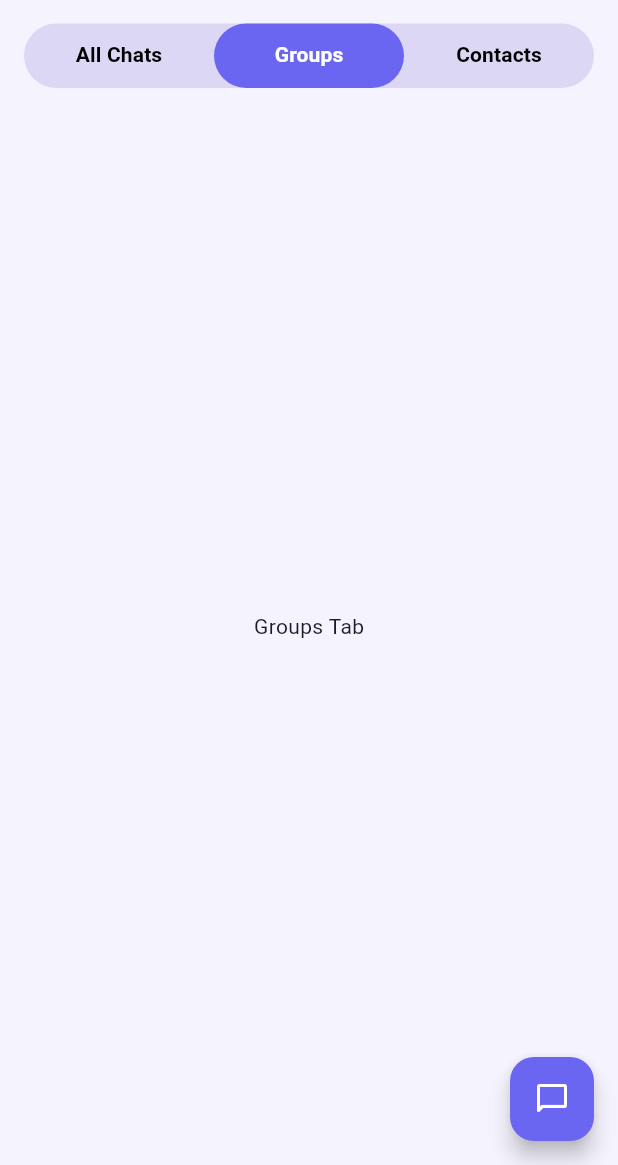
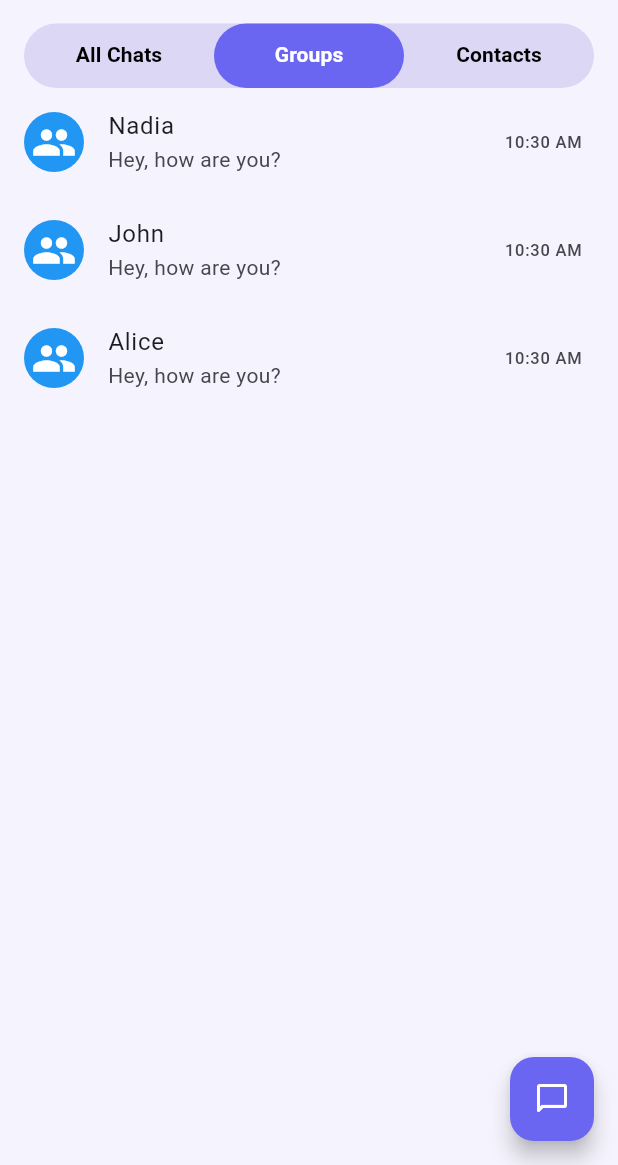
Before and after one commit to sohasara/Chatting-App, a Flutter app: the HomePage screen opened by its route, tab 2 chosen, on a phone screen of 412 x 824 dp, the part 71-1236 px from its top. Run offline on Flutter 3.47's test engine with Material 3 defaults, Android fonts, the phone set to English and light mode, and no system bars; our stand-ins replace firebase_core, flutter_riverpod, go_router; accounts and stored records are empty; network calls fail.

Commit message:
Add GroupPage implementation and update routing in HomePage

```diff
--- a/lib/features/chat/presentation/home/homePage.dart
+++ b/lib/features/chat/presentation/home/homePage.dart
@@ -1,5 +1,6 @@
 // ignore_for_file: file_names
 
+import 'package:chatting_application/features/group/presentation/groups.dart';
 import 'package:flutter/material.dart';
 import 'package:go_router/go_router.dart';
 
@@ -81,7 +82,7 @@ class HomePage extends StatelessWidget {
         body: const TabBarView(
           children: [
             ChatListScreen(),
-            Center(child: Text("Groups Tab")),
+            GroupPage(),
             Center(child: Text("Contacts Tab")),
           ],
         ),
--- /dev/null
+++ b/lib/features/group/presentation/groups.dart
@@ -0,0 +1,28 @@
+import 'package:chatting_application/features/chat/data/person_data.dart';
+import 'package:flutter/material.dart';
+import 'package:go_router/go_router.dart';
+
+class GroupPage extends StatelessWidget {
+  const GroupPage({super.key});
+
+  @override
+  Widget build(BuildContext context) {
+    return ListView.builder(
+      itemCount: personList.length, // Example item count
+      itemBuilder: (context, index) {
+        return ListTile(
+          leading: CircleAvatar(
+            backgroundColor: Colors.blue,
+            child: Icon(Icons.group, color: Colors.white, size: 30),
+          ),
+          title: Text(personList[index]["name"]),
+          subtitle: Text('Hey, how are you?'),
+          trailing: Text('10:30 AM'),
+          onTap: () {
+            context.pushNamed('chatpage');
+          },
+        );
+      },
+    );
+  }
+}
--- a/lib/main.dart
+++ b/lib/main.dart
@@ -1,12 +1,12 @@
-import 'package:chatting_application/firebase_options.dart';
+//import 'package:chatting_application/firebase_options.dart';
 import 'package:chatting_application/routes/app_route.dart';
-import 'package:firebase_core/firebase_core.dart';
+//import 'package:firebase_core/firebase_core.dart';
 import 'package:flutter/material.dart';
 import 'package:flutter_riverpod/flutter_riverpod.dart';
 
 void main() async {
-  WidgetsFlutterBinding.ensureInitialized();
-  await Firebase.initializeApp(options: DefaultFirebaseOptions.currentPlatform);
+  // WidgetsFlutterBinding.ensureInitialized();
+  //await Firebase.initializeApp(options: DefaultFirebaseOptions.currentPlatform);
 
   runApp(const ProviderScope(child: MyApp()));
 }
--- a/lib/routes/app_route.dart
+++ b/lib/routes/app_route.dart
@@ -3,6 +3,7 @@ import 'package:chatting_application/features/chat/presentation/chat_page/chatpa
 import 'package:chatting_application/features/chat/presentation/home/homePage.dart';
 import 'package:chatting_application/features/chat/presentation/home/personList.dart';
 import 'package:chatting_application/features/contract/presentation/contact_page.dart';
+import 'package:chatting_application/features/group/presentation/groups.dart';
 import 'package:flutter/material.dart';
 
 import 'package:go_router/go_router.dart';
@@ -38,7 +39,7 @@ final appRouter = GoRouter(
     GoRoute(
       path: '/home-groups',
       name: 'groups',
-      builder: (context, state) => const Text("Groups Page"),
+      builder: (context, state) => const GroupPage(),
     ),
     GoRoute(
       path: '/home-contacts',
```
